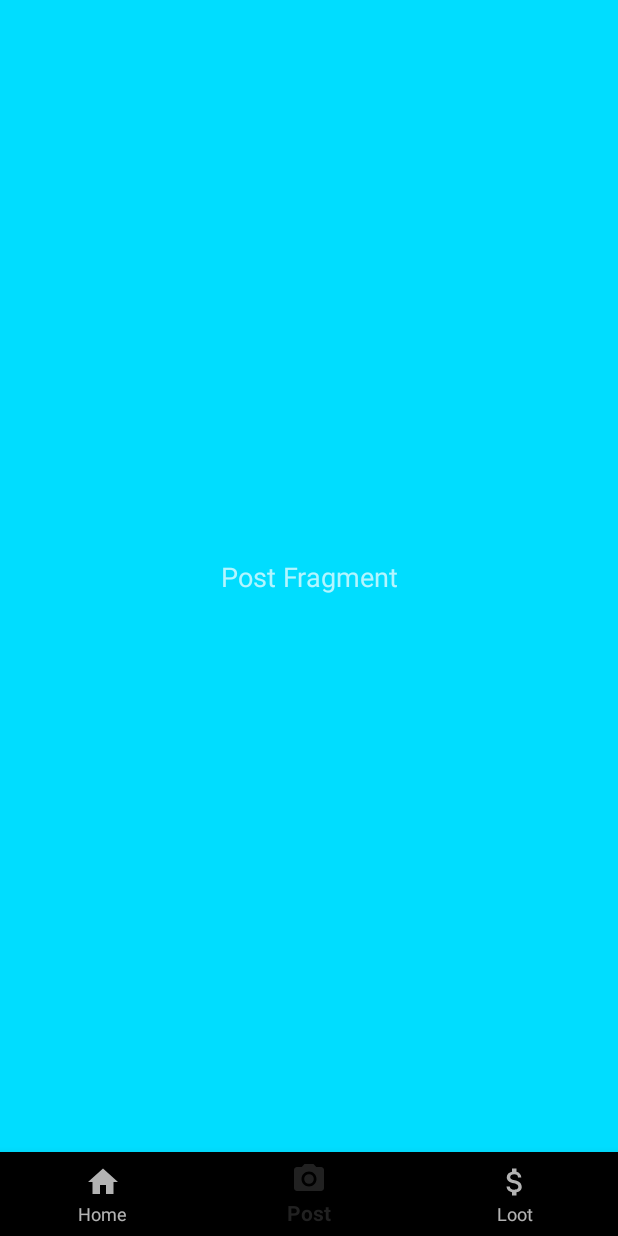
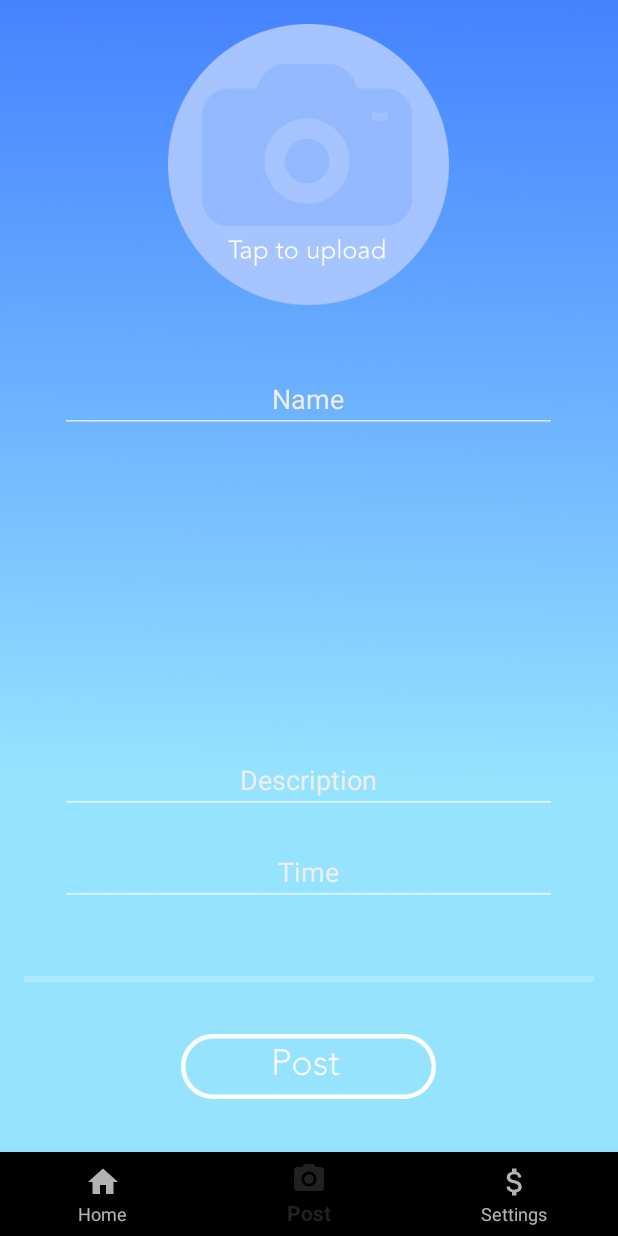
Before and after one commit to anthonyanader/loot, an Android app: the screen it shows after launch (MainActivity), item 2 of the bottom bar chosen, on a phone screen of 412 x 824 dp. Run offline under Robolectric (Android 15) with nearby library versions, the phone set to English and light mode, and no system bars; our stand-ins replace Picasso.

Commit message:
Uploading image using picasso, will implement uploading to Firebase tomorrow -- post page 90% complete -- working on home page and item view next

```diff
--- a/app/build.gradle
+++ b/app/build.gradle
@@ -22,8 +22,18 @@ dependencies {
     implementation fileTree(include: ['*.jar'], dir: 'libs')
     implementation 'com.android.support:appcompat-v7:27.1.1'
     implementation 'com.android.support.constraint:constraint-layout:1.1.0'
+    implementation 'com.google.firebase:firebase-database:11.8.0'
+    implementation 'com.google.firebase:firebase-storage:11.8.0'
+    implementation 'com.google.firebase:firebase-auth:11.8.0'
+    implementation 'com.android.support:cardview-v7:27.1.1'
+    implementation 'com.android.support:recyclerview-v7:27.1.1'
+    implementation 'com.squareup.picasso:picasso:2.71828'
     testImplementation 'junit:junit:4.12'
     androidTestImplementation 'com.android.support.test:runner:1.0.2'
     androidTestImplementation 'com.android.support.test.espresso:espresso-core:3.0.2'
     implementation 'com.android.support:design:27.1.1'
+    implementation 'com.android.support:recyclerview-v7:27.1.1'
+    implementation 'com.android.support:cardview-v7:27.1.1'
 }
+
+apply plugin: 'com.google.gms.google-services'
--- a/app/src/main/java/com/example/anthony/loot/MainActivity.java
+++ b/app/src/main/java/com/example/anthony/loot/MainActivity.java
@@ -38,8 +38,8 @@ public class MainActivity extends AppCompatActivity {
                             selectedFragment = new PostFragment();
                             break;
 
-                        case R.id.navBarLoot:
-                            selectedFragment = new LootFragment();
+                        case R.id.navBarSettings:
+                            selectedFragment = new SettingsFragment();
                             break;
                     }
                     getSupportFragmentManager().beginTransaction().replace(R.id.mainActivityFragment,
--- a/app/src/main/java/com/example/anthony/loot/PostFragment.java
+++ b/app/src/main/java/com/example/anthony/loot/PostFragment.java
@@ -1,5 +1,7 @@
 package com.example.anthony.loot;
 
+import android.content.Intent;
+import android.net.Uri;
 import android.os.Bundle;
 import android.support.annotation.NonNull;
 import android.support.annotation.Nullable;
@@ -7,11 +9,58 @@ import android.support.v4.app.Fragment;
 import android.view.LayoutInflater;
 import android.view.View;
 import android.view.ViewGroup;
+import android.widget.ImageView;
+
+import com.squareup.picasso.Picasso;
+
+import static android.app.Activity.RESULT_OK;
 
 public class PostFragment extends Fragment {
+
+    private static final int PICK_IMAGE_REQUEST = 1;
+
+    private ImageView mUploadPicture;
+
+
+    private Uri mImageUri;
+
     @Nullable
     @Override
     public View onCreateView(@NonNull LayoutInflater inflater, @Nullable ViewGroup container, @Nullable Bundle savedInstanceState) {
-        return inflater.inflate(R.layout.post_fragment, container, false);
+        View view = inflater.inflate(R.layout.post_fragment, container,false);
+
+        mUploadPicture = view.findViewById(R.id.image_view_upload_pic);
+
+
+
+        mUploadPicture.setOnClickListener(new View.OnClickListener() {
+            @Override
+            public void onClick(View v) {
+                openFileChooser();
+            }
+        });
+
+        return view;
     }
+
+    private void openFileChooser(){
+        Intent intent = new Intent();
+        intent.setType("image/*");
+        intent.setAction(Intent.ACTION_GET_CONTENT);
+        startActivityForResult(intent, PICK_IMAGE_REQUEST);
+    }
+
+    @Override
+    public void onActivityResult(int requestCode, int resultCode, Intent data) {
+        super.onActivityResult(requestCode, resultCode, data);
+
+        if (requestCode == PICK_IMAGE_REQUEST && resultCode == RESULT_OK
+                && data != null && data.getData() != null){
+
+            mImageUri = data.getData();
+
+            Picasso.get().load(mImageUri).into(mUploadPicture);
+        }
+    }
+
 }
--- a/app/src/main/java/com/example/anthony/loot/SettingsFragment.java
+++ b/app/src/main/java/com/example/anthony/loot/SettingsFragment.java
@@ -8,10 +8,10 @@ import android.view.LayoutInflater;
 import android.view.View;
 import android.view.ViewGroup;
 
-public class LootFragment extends Fragment {
+public class SettingsFragment extends Fragment {
     @Nullable
     @Override
     public View onCreateView(@NonNull LayoutInflater inflater, @Nullable ViewGroup container, @Nullable Bundle savedInstanceState) {
-        return inflater.inflate(R.layout.loot_fragment, container, false);
+        return inflater.inflate(R.layout.settings_fragment, container, false);
     }
 }
--- a/app/src/main/res/layout/post_fragment.xml
+++ b/app/src/main/res/layout/post_fragment.xml
@@ -1,37 +1,74 @@
 <?xml version="1.0" encoding="utf-8"?>
-<android.support.constraint.ConstraintLayout
+<RelativeLayout
     xmlns:android="http://schemas.android.com/apk/res/android"
     xmlns:app="http://schemas.android.com/apk/res-auto"
     xmlns:tools="http://schemas.android.com/tools"
     android:layout_width="match_parent"
     android:layout_height="match_parent"
-    android:background="@android:color/holo_blue_bright">
+    android:background="@drawable/loot_main_bg"
+    android:padding="16dp">
 
-    <FrameLayout
-        android:id="@+id/postFragment"
-        android:layout_width="0dp"
-        android:layout_height="0dp"
-        app:layout_constraintBottom_toBottomOf="parent"
-        app:layout_constraintEnd_toEndOf="parent"
-        app:layout_constraintHorizontal_bias="1.0"
-        app:layout_constraintStart_toStartOf="parent"
-        app:layout_constraintTop_toTopOf="parent"
-        app:layout_constraintVertical_bias="1.0"/>
+    <ImageView
+        android:id="@+id/image_view_upload_pic"
+        android:layout_width="187dp"
+        android:layout_height="187dp"
+        android:layout_centerHorizontal="true"
+        android:clickable="true"
+        android:background="@drawable/photo_placeholder" />
 
-    <TextView
-        android:id="@+id/textView6"
-        android:layout_width="wrap_content"
+    <EditText
+        android:id="@+id/edit_text_name"
+        android:layout_width="331dp"
         android:layout_height="wrap_content"
-        android:layout_marginBottom="8dp"
-        android:layout_marginEnd="8dp"
-        android:layout_marginLeft="8dp"
-        android:layout_marginRight="8dp"
-        android:layout_marginStart="8dp"
-        android:layout_marginTop="8dp"
-        android:text="Post Fragment"
-        android:textSize="18sp"
-        app:layout_constraintBottom_toBottomOf="parent"
-        app:layout_constraintEnd_toEndOf="parent"
-        app:layout_constraintStart_toStartOf="parent"
-        app:layout_constraintTop_toTopOf="parent" />
-</android.support.constraint.ConstraintLayout>
+        android:layout_alignParentTop="true"
+        android:layout_centerHorizontal="true"
+        android:layout_marginTop="227dp"
+        android:gravity="center"
+        android:hint="Name"
+        android:textColor="@color/colorPrimary"
+        android:textColorHint="@color/colorPrimary" />
+
+    <EditText
+        android:id="@+id/edit_text_description"
+        android:layout_width="331dp"
+        android:layout_height="wrap_content"
+        android:layout_alignParentBottom="true"
+        android:layout_centerHorizontal="true"
+        android:layout_marginBottom="209dp"
+        android:gravity="center"
+        android:hint="Description"
+        android:textColor="@color/colorPrimary"
+        android:textColorHint="@color/colorPrimary" />
+
+    <EditText
+        android:id="@+id/edit_text_time"
+        android:layout_width="331dp"
+        android:layout_height="wrap_content"
+        android:layout_alignParentBottom="true"
+        android:layout_centerHorizontal="true"
+        android:layout_marginBottom="148dp"
+        android:gravity="center"
+        android:hint="Time"
+        android:textColor="@color/colorPrimary"
+        android:textColorHint="@color/colorPrimary" />
+
+    <ProgressBar
+        android:id="@+id/progress_bar"
+        style="@style/Widget.AppCompat.ProgressBar.Horizontal"
+        android:layout_width="match_parent"
+        android:layout_height="wrap_content"
+        android:layout_alignParentBottom="true"
+        android:layout_centerHorizontal="true"
+        android:layout_marginBottom="91dp" />
+
+    <Button
+        android:id="@+id/button_post_item"
+        android:layout_width="170dp"
+        android:layout_height="43dp"
+        android:layout_alignParentBottom="true"
+        android:layout_centerHorizontal="true"
+        android:layout_marginBottom="19dp"
+        android:background="@drawable/post_button" />
+
+
+</RelativeLayout>
--- a/app/src/main/res/layout/settings_fragment.xml
+++ b/app/src/main/res/layout/settings_fragment.xml
@@ -8,7 +8,7 @@
     android:background="@android:color/holo_blue_dark">
 
     <FrameLayout
-        android:id="@+id/lootFragment"
+        android:id="@+id/settings_fragment"
         android:layout_width="0dp"
         android:layout_height="0dp"
         app:layout_constraintBottom_toBottomOf="parent"
@@ -28,7 +28,7 @@
         android:layout_marginRight="8dp"
         android:layout_marginStart="8dp"
         android:layout_marginTop="8dp"
-        android:text="Loot Fragment"
+        android:text="Settings Fragment"
         android:textSize="18sp"
         app:layout_constraintBottom_toBottomOf="parent"
         app:layout_constraintEnd_toEndOf="parent"
--- a/app/src/main/res/menu/menu_navigation.xml
+++ b/app/src/main/res/menu/menu_navigation.xml
@@ -14,9 +14,9 @@
         android:icon="@drawable/ic_camera_alt_black_24dp"
         android:title="@string/navBar_post"></item>
     <item
-        android:id="@+id/navBarLoot"
+        android:id="@+id/navBarSettings"
         android:icon="@drawable/ic_attach_money_black_24dp"
-        android:title="@string/navBar_loot"></item>
+        android:title="@string/navBar_settings"></item>
 
     <!--<item-->
         <!--android:title="@string/nav_help"-->
--- a/app/src/main/res/values/colors.xml
+++ b/app/src/main/res/values/colors.xml
@@ -1,6 +1,6 @@
 <?xml version="1.0" encoding="utf-8"?>
 <resources>
-    <color name="colorPrimary">#3F51B5</color>
+    <color name="colorPrimary">#EEEEEE</color>
     <color name="colorPrimaryDark">#303F9F</color>
     <color name="colorAccent">#FF4081</color>
 </resources>
--- a/app/src/main/res/values/strings.xml
+++ b/app/src/main/res/values/strings.xml
@@ -1,7 +1,6 @@
 <resources>
     <string name="app_name">Loot</string>
     <string name="navBar_home">Home</string>
-    <string name="navBar_loot">Loot</string>
     <string name="navBar_post">Post</string>
-    <string name="navBar_help">Help</string>
+    <string name="navBar_settings">Settings</string>
 </resources>
--- a/build.gradle
+++ b/build.gradle
@@ -7,11 +7,12 @@ buildscript {
         jcenter()
     }
     dependencies {
-        classpath 'com.android.tools.build:gradle:3.1.2'
+        classpath 'com.android.tools.build:gradle:3.1.3'
 
 
         // NOTE: Do not place your application dependencies here; they belong
         // in the individual module build.gradle files
+        classpath 'com.google.gms:google-services:3.1.1'
     }
 }
 
@@ -19,6 +20,9 @@ allprojects {
     repositories {
         google()
         jcenter()
+        maven{
+            url "https://maven.google.com"
+        }
     }
 }
 
```
Also changed, not shown: app/src/main/res/drawable/photo_placeholder.png (added), app/src/main/res/drawable/post_button.png (added), app/src/main/res/drawable/timer_image.png (added), app/src/main/res/drawable/upload_button.png (added).
